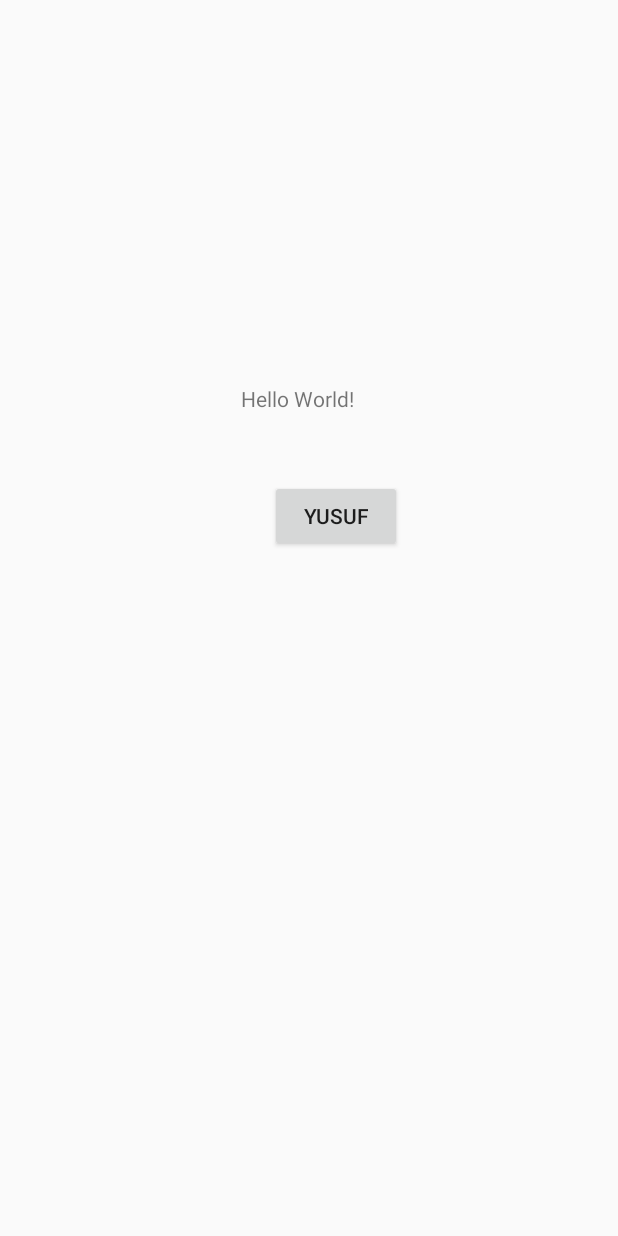
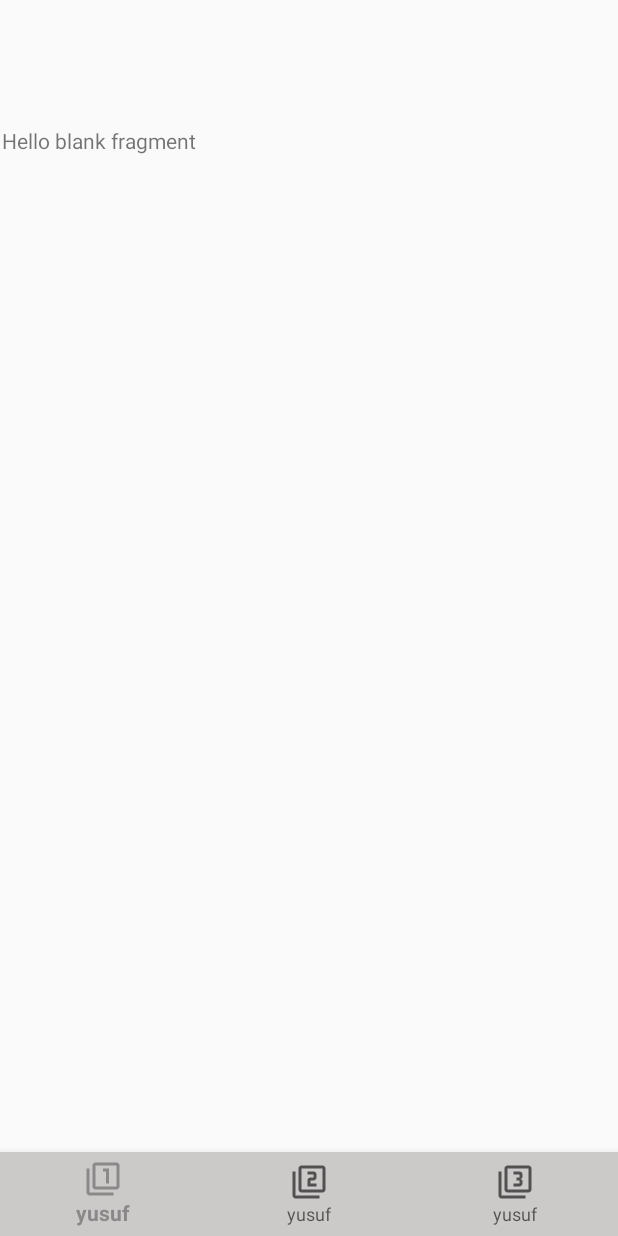
Before and after one commit to ardaCakir365/yemekhane-atu, an Android app: the screen it shows after launch (MainActivity), on a phone screen of 412 x 824 dp. Run offline under Robolectric (Android 15) with nearby library versions, the phone set to English and light mode, and no system bars.

Commit message:
fragmentler yüklendi

```diff
--- a/app/src/main/java/com/example/yemekhaneatu/MainActivity.java
+++ b/app/src/main/java/com/example/yemekhaneatu/MainActivity.java
@@ -1,6 +1,6 @@
 package com.example.yemekhaneatu;
 
-import android.support.v7.app.AppCompatActivity;
+import androidx.appcompat.app.AppCompatActivity;
 import android.os.Bundle;
 
 public class MainActivity extends AppCompatActivity {
--- /dev/null
+++ b/app/src/main/java/com/example/yemekhaneatu/first_fragment.java
@@ -0,0 +1,64 @@
+package com.example.yemekhaneatu;
+
+import android.os.Bundle;
+
+import androidx.fragment.app.Fragment;
+
+import android.view.LayoutInflater;
+import android.view.View;
+import android.view.ViewGroup;
+
+/**
+ * A simple {@link Fragment} subclass.
+ * Use the {@link first_fragment#newInstance} factory method to
+ * create an instance of this fragment.
+ */
+public class first_fragment extends Fragment {
+
+    // TODO: Rename parameter arguments, choose names that match
+    // the fragment initialization parameters, e.g. ARG_ITEM_NUMBER
+    private static final String ARG_PARAM1 = "param1";
+    private static final String ARG_PARAM2 = "param2";
+
+    // TODO: Rename and change types of parameters
+    private String mParam1;
+    private String mParam2;
+
+    public first_fragment() {
+        // Required empty public constructor
+    }
+
+    /**
+     * Use this factory method to create a new instance of
+     * this fragment using the provided parameters.
+     *
+     * @param param1 Parameter 1.
+     * @param param2 Parameter 2.
+     * @return A new instance of fragment first_fragment.
+     */
+    // TODO: Rename and change types and number of parameters
+    public static first_fragment newInstance(String param1, String param2) {
+        first_fragment fragment = new first_fragment();
+        Bundle args = new Bundle();
+        args.putString(ARG_PARAM1, param1);
+        args.putString(ARG_PARAM2, param2);
+        fragment.setArguments(args);
+        return fragment;
+    }
+
+    @Override
+    public void onCreate(Bundle savedInstanceState) {
+        super.onCreate(savedInstanceState);
+        if (getArguments() != null) {
+            mParam1 = getArguments().getString(ARG_PARAM1);
+            mParam2 = getArguments().getString(ARG_PARAM2);
+        }
+    }
+
+    @Override
+    public View onCreateView(LayoutInflater inflater, ViewGroup container,
+                             Bundle savedInstanceState) {
+        // Inflate the layout for this fragment
+        return inflater.inflate(R.layout.fragment_first_fragment, container, false);
+    }
+}
--- /dev/null
+++ b/app/src/main/res/drawable/ic_baseline_filter_1_24.xml
@@ -0,0 +1,5 @@
+<vector android:height="24dp" android:tint="#000000"
+    android:viewportHeight="24" android:viewportWidth="24"
+    android:width="24dp" xmlns:android="http://schemas.android.com/apk/res/android">
+    <path android:fillColor="@android:color/white" android:pathData="M3,5L1,5v16c0,1.1 0.9,2 2,2h16v-2L3,21L3,5zM14,15h2L16,5h-4v2h2v8zM21,1L7,1c-1.1,0 -2,0.9 -2,2v14c0,1.1 0.9,2 2,2h14c1.1,0 2,-0.9 2,-2L23,3c0,-1.1 -0.9,-2 -2,-2zM21,17L7,17L7,3h14v14z"/>
+</vector>
--- /dev/null
+++ b/app/src/main/res/drawable/ic_baseline_filter_2_24.xml
@@ -0,0 +1,5 @@
+<vector android:height="24dp" android:tint="#000000"
+    android:viewportHeight="24" android:viewportWidth="24"
+    android:width="24dp" xmlns:android="http://schemas.android.com/apk/res/android">
+    <path android:fillColor="@android:color/white" android:pathData="M3,5L1,5v16c0,1.1 0.9,2 2,2h16v-2L3,21L3,5zM21,1L7,1c-1.1,0 -2,0.9 -2,2v14c0,1.1 0.9,2 2,2h14c1.1,0 2,-0.9 2,-2L23,3c0,-1.1 -0.9,-2 -2,-2zM21,17L7,17L7,3h14v14zM17,13h-4v-2h2c1.1,0 2,-0.89 2,-2L17,7c0,-1.11 -0.9,-2 -2,-2h-4v2h4v2h-2c-1.1,0 -2,0.89 -2,2v4h6v-2z"/>
+</vector>
--- /dev/null
+++ b/app/src/main/res/drawable/ic_baseline_filter_3_24.xml
@@ -0,0 +1,5 @@
+<vector android:height="24dp" android:tint="#000000"
+    android:viewportHeight="24" android:viewportWidth="24"
+    android:width="24dp" xmlns:android="http://schemas.android.com/apk/res/android">
+    <path android:fillColor="@android:color/white" android:pathData="M21,1L7,1c-1.1,0 -2,0.9 -2,2v14c0,1.1 0.9,2 2,2h14c1.1,0 2,-0.9 2,-2L23,3c0,-1.1 -0.9,-2 -2,-2zM21,17L7,17L7,3h14v14zM3,5L1,5v16c0,1.1 0.9,2 2,2h16v-2L3,21L3,5zM17,13v-1.5c0,-0.83 -0.67,-1.5 -1.5,-1.5 0.83,0 1.5,-0.67 1.5,-1.5L17,7c0,-1.11 -0.9,-2 -2,-2h-4v2h4v2h-2v2h2v2h-4v2h4c1.1,0 2,-0.89 2,-2z"/>
+</vector>
--- a/app/src/main/res/layout/activity_main.xml
+++ b/app/src/main/res/layout/activity_main.xml
@@ -1,29 +1,31 @@
 <?xml version="1.0" encoding="utf-8"?>
-<android.support.constraint.ConstraintLayout xmlns:android="http://schemas.android.com/apk/res/android"
+<androidx.constraintlayout.widget.ConstraintLayout xmlns:android="http://schemas.android.com/apk/res/android"
     xmlns:app="http://schemas.android.com/apk/res-auto"
     xmlns:tools="http://schemas.android.com/tools"
     android:layout_width="match_parent"
     android:layout_height="match_parent"
     tools:context=".MainActivity">
 
-    <TextView
-        android:layout_width="wrap_content"
+    <com.google.android.material.bottomnavigation.BottomNavigationView
+
+        android:id="@+id/bottomNavigationView"
+        android:layout_width="match_parent"
         android:layout_height="wrap_content"
-        android:text="Hello World!"
+        android:background="#CCC9C9"
         app:layout_constraintBottom_toBottomOf="parent"
-        app:layout_constraintHorizontal_bias="0.477"
-        app:layout_constraintLeft_toLeftOf="parent"
-        app:layout_constraintRight_toRightOf="parent"
+        app:layout_constraintEnd_toEndOf="parent"
+        app:layout_constraintStart_toStartOf="parent"
+        app:menu="@menu/bottom_menu"/>
+
+    <androidx.fragment.app.FragmentContainerView
+        android:id="@+id/fragmentContainerView"
+        android:name="androidx.navigation.fragment.NavHostFragment"
+        android:layout_width="409dp"
+        android:layout_height="600dp"
+        app:defaultNavHost="true"
+        app:layout_constraintBottom_toTopOf="@+id/bottomNavigationView"
+        app:layout_constraintEnd_toEndOf="parent"
+        app:layout_constraintStart_toStartOf="parent"
         app:layout_constraintTop_toTopOf="parent"
-        app:layout_constraintVertical_bias="0.318" />
-
-    <Button
-        android:layout_width="wrap_content"
-        android:layout_height="wrap_content"
-        android:layout_marginStart="180dp"
-        android:layout_marginTop="320dp"
-        android:text="@string/strArda"
-        app:layout_constraintStart_toStartOf="parent"
-        app:layout_constraintTop_toTopOf="parent" />
-
-</android.support.constraint.ConstraintLayout>
+        app:navGraph="@navigation/main_activity_nav" />
+</androidx.constraintlayout.widget.ConstraintLayout>
--- /dev/null
+++ b/app/src/main/res/layout/fragment_first_fragment.xml
@@ -0,0 +1,14 @@
+<?xml version="1.0" encoding="utf-8"?>
+<FrameLayout xmlns:android="http://schemas.android.com/apk/res/android"
+    xmlns:tools="http://schemas.android.com/tools"
+    android:layout_width="match_parent"
+    android:layout_height="match_parent"
+    tools:context=".first_fragment">
+
+    <!-- TODO: Update blank fragment layout -->
+    <TextView
+        android:layout_width="match_parent"
+        android:layout_height="match_parent"
+        android:text="@string/hello_blank_fragment" />
+
+</FrameLayout>
--- /dev/null
+++ b/app/src/main/res/menu/bottom_menu.xml
@@ -0,0 +1,16 @@
+<?xml version="1.0" encoding="utf-8"?>
+<menu xmlns:android="http://schemas.android.com/apk/res/android">
+
+    <item
+        android:id="@+id/first_fragment"
+        android:icon="@drawable/ic_baseline_filter_1_24"
+        android:title="@string/strArda" />
+    <item
+        android:id="@+id/second_fragment"
+        android:icon="@drawable/ic_baseline_filter_2_24"
+        android:title="@string/strArda" />
+    <item
+        android:id="@+id/third_fragment"
+        android:icon="@drawable/ic_baseline_filter_3_24"
+        android:title="@string/strArda" />
+</menu>
--- /dev/null
+++ b/app/src/main/res/navigation/main_activity_nav.xml
@@ -0,0 +1,23 @@
+<?xml version="1.0" encoding="utf-8"?>
+<navigation xmlns:android="http://schemas.android.com/apk/res/android"
+    xmlns:app="http://schemas.android.com/apk/res-auto"
+    xmlns:tools="http://schemas.android.com/tools"
+    android:id="@+id/main_activity_nav"
+    app:startDestination="@id/first_fragment">
+
+    <fragment
+        android:id="@+id/first_fragment"
+        android:name="com.example.yemekhaneatu.first_fragment"
+        android:label="fragment_first_fragment"
+        tools:layout="@layout/fragment_first_fragment" />
+    <fragment
+        android:id="@+id/Second_fr"
+        android:name="com.example.yemekhaneatu.second_fragment"
+        android:label="fragment_second_fragment"
+        tools:layout="@layout/fragment_second_fragment" />
+    <fragment
+        android:id="@+id/third_fragment"
+        android:name="com.example.yemekhaneatu.third_fragment"
+        android:label="fragment_third_fragment"
+        tools:layout="@layout/fragment_third_fragment" />
+</navigation>
--- a/app/src/main/res/values/strings.xml
+++ b/app/src/main/res/values/strings.xml
@@ -1,5 +1,7 @@
 <resources>
     <string name="app_name">YemekhaneATU</string>
     <string name="strArda">yusuf</string>
+    <!-- TODO: Remove or change this placeholder text -->
+    <string name="hello_blank_fragment">Hello blank fragment</string>
 
 </resources>
--- a/gradle.properties
+++ b/gradle.properties
@@ -15,3 +15,5 @@ org.gradle.jvmargs=-Xmx2048m -Dfile.encoding=UTF-8
 # resources declared in the library itself and none from the library's dependencies,
 # thereby reducing the size of the R class for that library
 android.nonTransitiveRClass=true
+android.useAndroidX=true
+android.enableJetifier=true
--- a/settings.gradle
+++ b/settings.gradle
@@ -1,4 +1,4 @@
-pluginManagement {
+  pluginManagement {
     repositories {
         gradlePluginPortal()
         google()
```
Also changed, not shown: app/build.gradle (+11 -5 lines), app/src/main/java/com/example/yemekhaneatu/second_fragment.java (added, +64 -0 lines), app/src/main/java/com/example/yemekhaneatu/third_fragment.java (added, +64 -0 lines), app/src/main/res/layout/fragment_second_fragment.xml (added, +14 -0 lines), app/src/main/res/layout/fragment_third_fragment.xml (added, +14 -0 lines), 1 other file.
